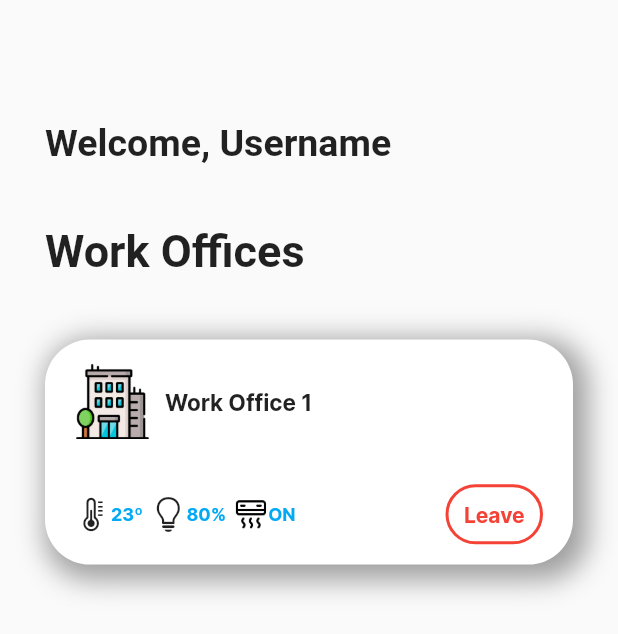
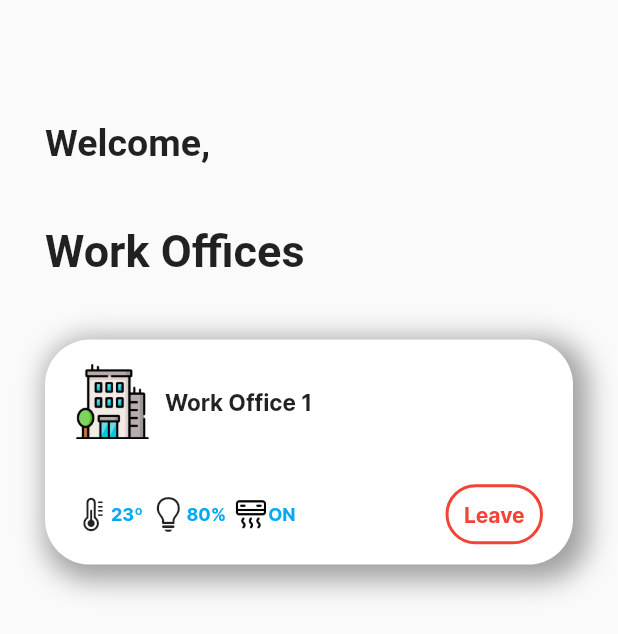
Before and after one commit to P3rdigas/SCMU-Project, a Flutter app: the HomeOwner screen opened directly with empty values, after a tap on "Attend", on a phone screen of 412 x 824 dp. Shown: the top 634 px of the screen. Run offline on Flutter 3.47's test engine with Material 2 defaults, Android fonts, the phone set to English and light mode, and no system bars; our stand-ins replace cloud_firestore, email_validator, firebase_auth, firebase_core, flutter_pw_validator, flutter_svg and 1 more; accounts and stored records are empty.

Commit message:
Display user name

```diff
--- a/lib/pages/homeowner.dart
+++ b/lib/pages/homeowner.dart
@@ -35,12 +35,12 @@ class _SignUpState extends State<HomeOwner> {
                       const SizedBox(
                         height: 40,
                       ),
-                      const Align(
+                      Align(
                         alignment: Alignment.topLeft,
-                        child: Text("Welcome, Username",
+                        child: Text("Welcome, ${user.name}",
                             //Font Roboto Semi Bold
                             textAlign: TextAlign.left,
-                            style: TextStyle(
+                            style: const TextStyle(
                                 fontSize: 25, fontWeight: FontWeight.bold)),
                       ),
                       const SizedBox(
@@ -197,7 +197,6 @@ class _SignUpState extends State<HomeOwner> {
         onTap: () {
           setState(() {
             button = !button;
-            print(button);
           });
         },
         child: Container(
--- a/lib/pages/signin.dart
+++ b/lib/pages/signin.dart
@@ -106,8 +106,6 @@ class _SignInState extends State<SignIn> {
                                     email: _emailTextController.text,
                                     password: _passwordTextController.text)
                                 .then((value) async {
-                              successMessage(context, "Signin complete");
-
                               await FirebaseFirestore.instance
                                   .collection("Users")
                                   .doc(_emailTextController.text)
```
